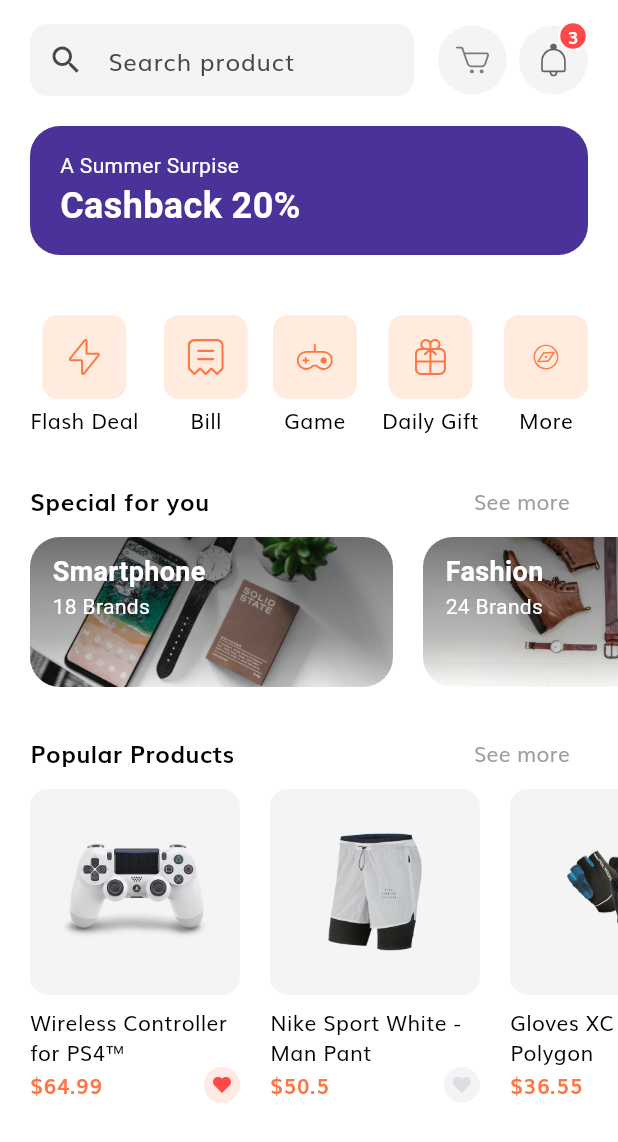
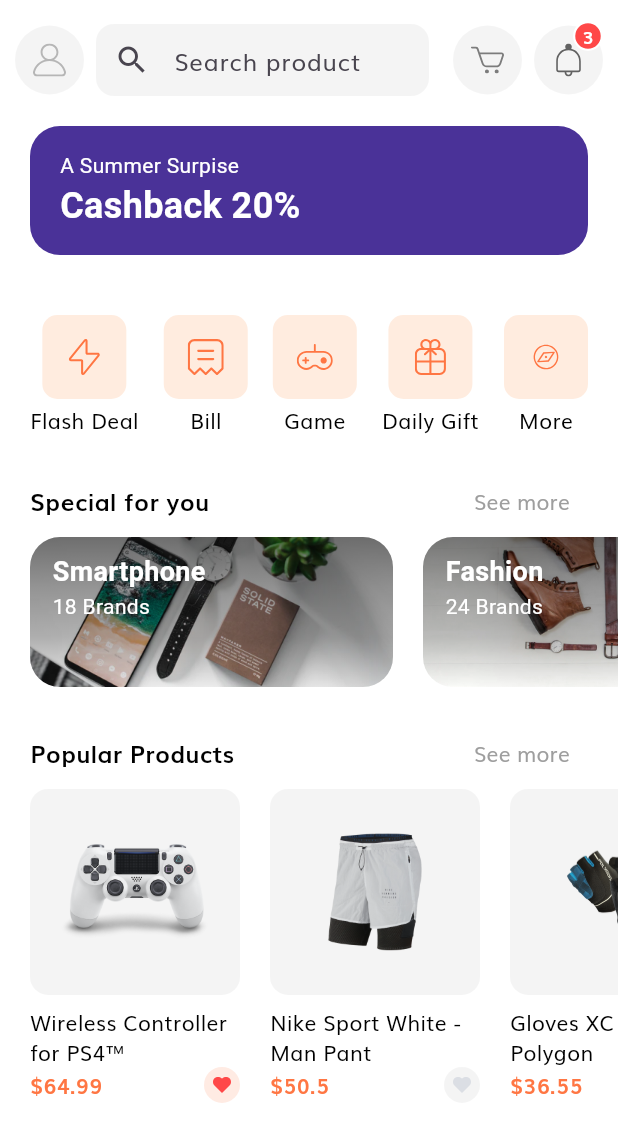
Before and after one commit to AhmedEmamMM/E-Commerce-UI-App, a Flutter app: the HomeScreen screen opened directly, on a phone screen of 412 x 824 dp. Shown: the top 1142 px of the screen. Run offline on Flutter 3.47's test engine with Material 3 defaults, Android fonts, the light colour scheme and no system bars; our stand-ins replace flutter_screenutil, flutter_svg.

Commit message:
E-Commerce-UI-App

```diff
--- a/lib/features/home/view/profile/profile_screen.dart
+++ b/lib/features/home/view/profile/profile_screen.dart
@@ -4,7 +4,6 @@ import 'components/profile_menu.dart';
 import 'components/profile_pic.dart';
 
 class ProfileScreen extends StatelessWidget {
-  static String routeName = "/profile";
 
   const ProfileScreen({super.key});
   @override
--- a/lib/features/home/view/widgets/home_header.dart
+++ b/lib/features/home/view/widgets/home_header.dart
@@ -1,4 +1,5 @@
 import 'package:e_commernce_ui/features/home/view/cart/cart_screen.dart';
+import 'package:e_commernce_ui/features/home/view/profile/profile_screen.dart';
 import 'package:flutter/material.dart';
 
 import 'icon_btn_with_counter.dart';
@@ -10,10 +11,16 @@ class HomeHeader extends StatelessWidget {
   @override
   Widget build(BuildContext context) {
     return Padding(
-      padding: const EdgeInsets.symmetric(horizontal: 20),
+      padding: const EdgeInsets.symmetric(horizontal: 10),
       child: Row(
         mainAxisAlignment: MainAxisAlignment.spaceBetween,
         children: [
+          IconBtnWithCounter(
+            svgSrc: "assets/icons/User Icon.svg",
+            press: () => Navigator.push(context,
+                MaterialPageRoute(builder: (context) => const ProfileScreen())),
+          ),
+          const SizedBox(width: 8),
           const Expanded(child: SearchField()),
           const SizedBox(width: 16),
           IconBtnWithCounter(
```
Also changed, not shown: lib/features/home/view/profile/components/profile_pic.dart (+3 -4 lines).
